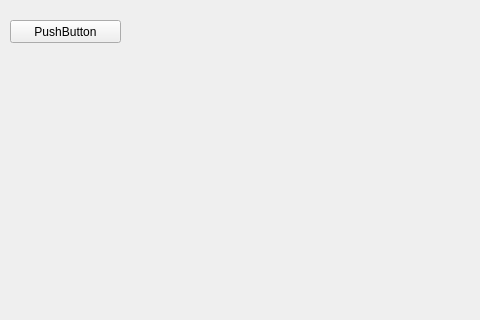
Above: MainWindow.ui from AGeciow/PySide-Application-Template before the change; both pictures show x 0 to 480 and y 0 to 320 of the 800 by 495 pixel window. Below: the same form after it.
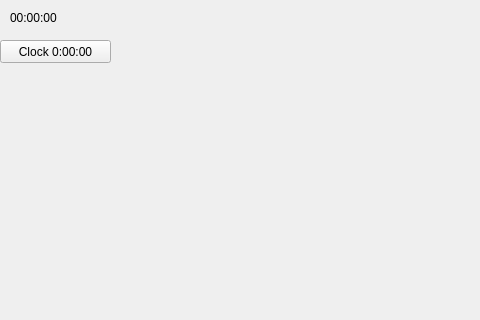
That is the form after the change.

The edit to the form file:
```diff
--- a/MainWindow.ui
+++ b/MainWindow.ui
@@ -17,14 +17,27 @@
    <widget class="QPushButton" name="pushButton">
     <property name="geometry">
      <rect>
-      <x>10</x>
-      <y>20</y>
+      <x>0</x>
+      <y>40</y>
       <width>111</width>
       <height>23</height>
      </rect>
     </property>
     <property name="text">
-     <string>PushButton</string>
+     <string>Clock 0:00:00</string>
+    </property>
+   </widget>
+   <widget class="QLabel" name="lb_Clock">
+    <property name="geometry">
+     <rect>
+      <x>10</x>
+      <y>10</y>
+      <width>58</width>
+      <height>15</height>
+     </rect>
+    </property>
+    <property name="text">
+     <string>00:00:00</string>
     </property>
    </widget>
   </widget>
```
Left out of the diff: 2 changed lines with no effect on the pictures.
